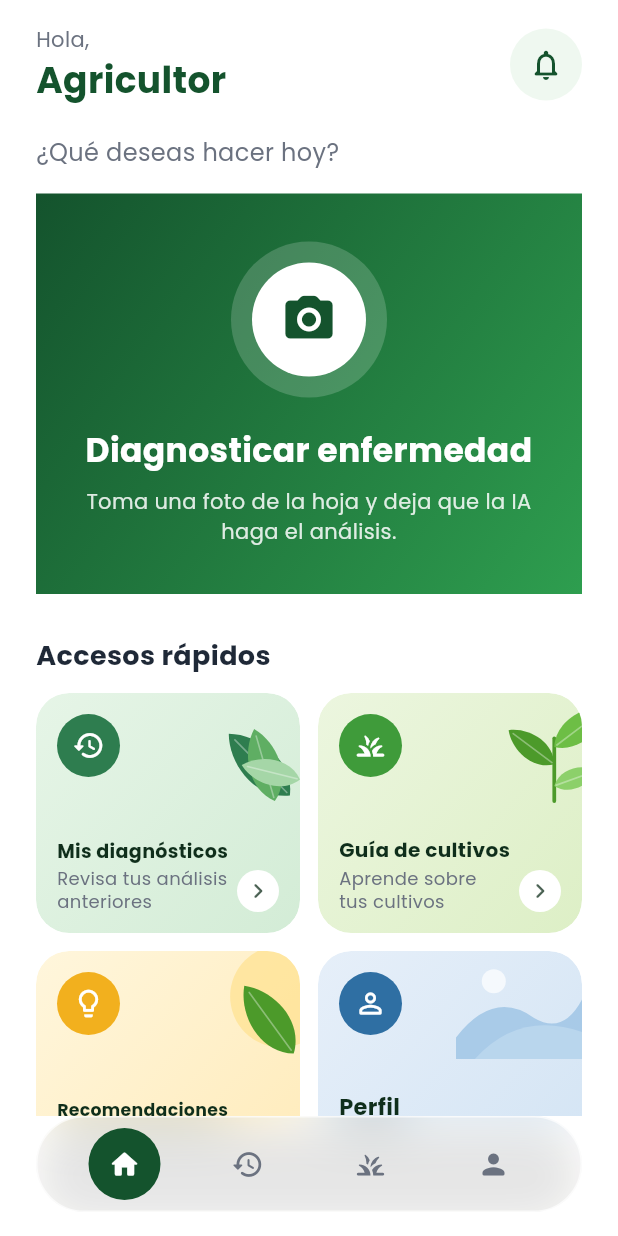
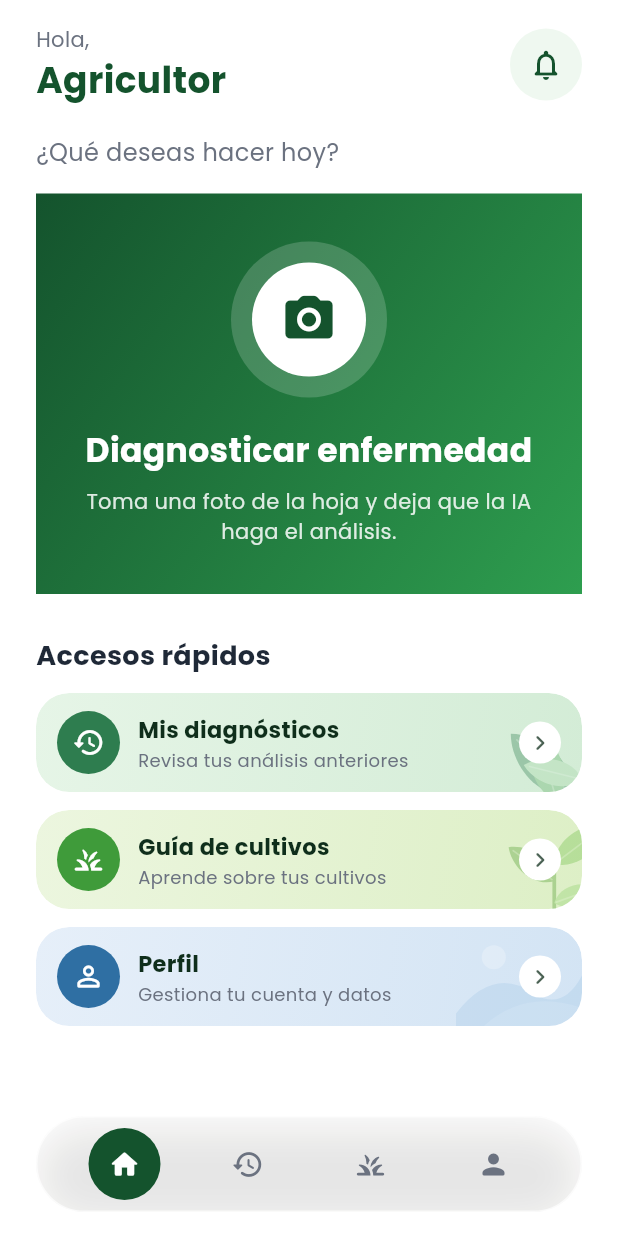
Before and after one commit to CaletOrtiz/front_cropguard, a Flutter app: the HomeScreen screen opened by its route, on a phone screen of 412 x 824 dp. Run offline on Flutter 3.47's test engine with Material 3 defaults, Android fonts, the phone set to English and light mode, and no system bars; our stand-ins replace dio, equatable, flutter_bloc, go_router, google_fonts, image_picker.

Commit message:
refactor: eliminar pantalla de recomendaciones y rediseñar accesos

```diff
--- a/cropguard/lib/core/constants/app_strings.dart
+++ b/cropguard/lib/core/constants/app_strings.dart
@@ -45,7 +45,6 @@
   static const quickAccess = 'Accesos rápidos';
   static const myDiagnoses = 'Mis diagnósticos';
   static const cropGuide = 'Guía de cultivos';
-  static const recommendations = 'Recomendaciones';
   static const profile = 'Perfil';
 
   // Diagnóstico
@@ -76,8 +75,6 @@
 
   // Recomendaciones
   static const recommendationsTitle = 'Recomendaciones';
-  static const recommendationsSubtitle =
-      'Prácticas de manejo y prevención para tu cultivo.';
 
   // Perfil
   static const profileTitle = 'Perfil';
@@ -99,7 +96,6 @@
   static const seeAll = 'Ver todos';
   static const myDiagnosesHint = 'Revisa tus análisis anteriores';
   static const cropGuideHint = 'Aprende sobre tus cultivos';
-  static const recommendationsHint = 'Consejos personalizados para tu cultivo';
   static const profileHint = 'Gestiona tu cuenta y datos';
 
   static const searchCropHint = 'Buscar cultivo...';
--- a/cropguard/lib/navigation/app_router.dart
+++ b/cropguard/lib/navigation/app_router.dart
@@ -11,7 +11,6 @@
 import 'package:cropguard/presentation/screens/history/history_screen.dart';
 import 'package:cropguard/presentation/screens/crops/crops_screen.dart';
 import 'package:cropguard/presentation/screens/crops/crop_detail_screen.dart';
-import 'package:cropguard/presentation/screens/recommendations/recommendations_screen.dart';
 import 'package:cropguard/presentation/screens/profile/profile_screen.dart';
 import 'package:cropguard/presentation/screens/history/diagnosis_detail_screen.dart';
 
@@ -107,10 +106,6 @@
         },
       ),
       GoRoute(
-        path: AppRoutes.recommendations,
-        builder: (context, state) => const RecommendationsScreen(),
-      ),
-      GoRoute(
         path: AppRoutes.notifications,
         builder: (context, state) =>
             const PlaceholderScreen(title: 'Notificaciones'),
--- a/cropguard/lib/navigation/app_routes.dart
+++ b/cropguard/lib/navigation/app_routes.dart
@@ -13,7 +13,6 @@
 
   // Pantallas a pantalla completa (sin barra inferior)
   static const diagnose = '/diagnose';
-  static const recommendations = '/recommendations';
   static const notifications = '/notifications';
   static const help = '/help';
 
--- a/cropguard/lib/presentation/screens/home/home_screen.dart
+++ b/cropguard/lib/presentation/screens/home/home_screen.dart
@@ -70,13 +70,7 @@
               // Para mostrar el enlace "Ver todos >", pasa onSeeAll: () {...}
               const QuickAccessHeader(),
               const SizedBox(height: 12),
-              GridView.count(
-                crossAxisCount: 2,
-                shrinkWrap: true,
-                physics: const NeverScrollableScrollPhysics(),
-                mainAxisSpacing: 12,
-                crossAxisSpacing: 12,
-                childAspectRatio: 1.1,
+              Column(
                 children: [
                   QuickAccessTile(
                     icon: Icons.history_rounded,
@@ -85,6 +79,7 @@
                     tone: QuickAccessTone.mint,
                     onTap: () => context.go(AppRoutes.history),
                   ),
+                  const SizedBox(height: 12),
                   QuickAccessTile(
                     icon: Icons.grass_rounded,
                     label: AppStrings.cropGuide,
@@ -92,13 +87,7 @@
                     tone: QuickAccessTone.lime,
                     onTap: () => context.go(AppRoutes.crops),
                   ),
-                  QuickAccessTile(
-                    icon: Icons.lightbulb_outline_rounded,
-                    label: AppStrings.recommendations,
-                    subtitle: AppStrings.recommendationsHint,
-                    tone: QuickAccessTone.sun,
-                    onTap: () => context.push(AppRoutes.recommendations),
-                  ),
+                  const SizedBox(height: 12),
                   QuickAccessTile(
                     icon: Icons.person_outline_rounded,
                     label: AppStrings.profile,
--- a/cropguard/lib/presentation/screens/home/widgets/quick_access_tile.dart
+++ b/cropguard/lib/presentation/screens/home/widgets/quick_access_tile.dart
@@ -89,14 +89,18 @@
                 width: 84,
                 height: 72,
                 child: IgnorePointer(
+                  child: Opacity(
+                    opacity: 0.35,
                     child: CustomPaint(painter: _DecorPainter(tone)),
                   ),
                 ),
+              ),
               Padding(
-                padding: const EdgeInsets.all(14),
-                child: Column(
-                  crossAxisAlignment: CrossAxisAlignment.start,
-                  mainAxisAlignment: MainAxisAlignment.spaceBetween,
+                padding: const EdgeInsets.symmetric(
+                  horizontal: 14,
+                  vertical: 12,
+                ),
+                child: Row(
                   children: [
                     Container(
                       width: 42,
@@ -107,26 +111,20 @@
                       ),
                       child: Icon(icon, color: Colors.white, size: 22),
                     ),
-                    Row(
-                      crossAxisAlignment: CrossAxisAlignment.end,
-                      children: [
+                    const SizedBox(width: 12),
                     Expanded(
                       child: Column(
+                        mainAxisSize: MainAxisSize.min,
                         crossAxisAlignment: CrossAxisAlignment.start,
-                            mainAxisSize: MainAxisSize.min,
                         children: [
-                              // FittedBox evita que "Recomendaciones" se parta.
-                              FittedBox(
-                                fit: BoxFit.scaleDown,
-                                alignment: Alignment.centerLeft,
-                                child: Text(
+                          Text(
                             label,
                             maxLines: 1,
+                            overflow: TextOverflow.ellipsis,
                             style: const TextStyle(
                               fontSize: 15,
                               fontWeight: FontWeight.w700,
                               color: AppColors.splashOnColor,
-                                  ),
                             ),
                           ),
                           if (subtitle != null) ...[
@@ -145,7 +143,7 @@
                         ],
                       ),
                     ),
-                        const SizedBox(width: 6),
+                    const SizedBox(width: 8),
                     Container(
                       width: 28,
                       height: 28,
@@ -156,12 +154,8 @@
                       child: Icon(
                         Icons.chevron_right_rounded,
                         size: 20,
-                            color: AppColors.splashOnColor.withValues(
-                              alpha: 0.75,
+                        color: AppColors.splashOnColor.withValues(alpha: 0.75),
                       ),
-                          ),
-                        ),
-                      ],
                     ),
                   ],
                 ),
```
Also changed, not shown: cropguard/lib/presentation/screens/recommendations/recommendations_screen.dart (deleted, +0 -70 lines), cropguard/lib/presentation/screens/recommendations/widgets/recommendation_card.dart (deleted, +0 -61 lines). Lines whose indentation alone changed are shown as unchanged.
